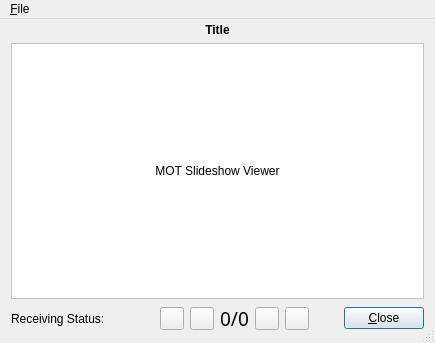
Qt form dream/src/GUI-QT/SlideShowViewer.ui (mmjee/dream-patched) before a commit.
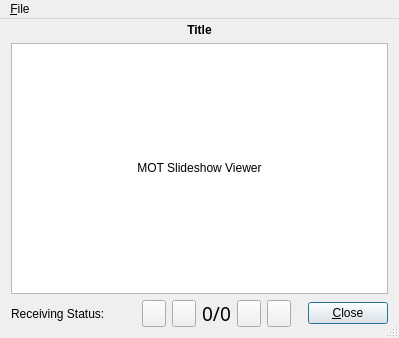
The same form after that commit. Icons and pictures are not drawn. Custom widgets are drawn as their Qt base class.

```diff
--- a/dream/src/GUI-QT/SlideShowViewer.ui
+++ b/dream/src/GUI-QT/SlideShowViewer.ui
@@ -6,8 +6,8 @@
    <rect>
     <x>0</x>
     <y>0</y>
-    <width>435</width>
-    <height>343</height>
+    <width>399</width>
+    <height>338</height>
    </rect>
   </property>
   <property name="windowTitle">
@@ -20,7 +20,7 @@
   <property name="sizeGripEnabled">
    <bool>true</bool>
   </property>
-  <layout class="QVBoxLayout" name="verticalLayout_2">
+  <layout class="QVBoxLayout" name="verticalLayout_3">
    <property name="spacing">
     <number>0</number>
    </property>
@@ -92,13 +92,34 @@
       </widget>
      </item>
      <item>
-      <widget class="QLabel" name="Image">
+      <widget class="QFrame" name="frame">
        <property name="sizePolicy">
         <sizepolicy hsizetype="Expanding" vsizetype="Expanding">
          <horstretch>0</horstretch>
          <verstretch>0</verstretch>
         </sizepolicy>
        </property>
+       <property name="frameShape">
+        <enum>QFrame::StyledPanel</enum>
+       </property>
+       <property name="frameShadow">
+        <enum>QFrame::Raised</enum>
+       </property>
+       <layout class="QVBoxLayout" name="verticalLayout_2">
+        <property name="spacing">
+         <number>0</number>
+        </property>
+        <property name="margin">
+         <number>0</number>
+        </property>
+        <item>
+         <widget class="QLabel" name="Image">
+          <property name="sizePolicy">
+           <sizepolicy hsizetype="Ignored" vsizetype="Ignored">
+            <horstretch>0</horstretch>
+            <verstretch>0</verstretch>
+           </sizepolicy>
+          </property>
        <property name="minimumSize">
         <size>
          <width>320</width>
@@ -111,14 +132,17 @@
          <height>240</height>
         </size>
        </property>
+          <property name="autoFillBackground">
+           <bool>false</bool>
+          </property>
        <property name="styleSheet">
         <string notr="true">background: white</string>
        </property>
-       <property name="frameShape">
-        <enum>QFrame::StyledPanel</enum>
-       </property>
        <property name="frameShadow">
-        <enum>QFrame::Sunken</enum>
+           <enum>QFrame::Plain</enum>
+          </property>
+          <property name="lineWidth">
+           <number>0</number>
        </property>
        <property name="text">
         <string>MOT Slideshow Viewer</string>
@@ -134,14 +158,11 @@
        </property>
       </widget>
      </item>
+       </layout>
+      </widget>
+     </item>
      <item>
-      <layout class="QHBoxLayout" name="_2">
-       <property name="spacing">
-        <number>6</number>
-       </property>
-       <property name="margin">
-        <number>0</number>
-       </property>
+      <layout class="QHBoxLayout" name="horizontalLayout">
        <item>
         <widget class="QLabel" name="TextLabel1">
          <property name="sizePolicy">
@@ -193,7 +214,7 @@
        <item>
         <widget class="QToolButton" name="ButtonJumpBegin">
          <property name="sizePolicy">
-          <sizepolicy hsizetype="Maximum" vsizetype="Maximum">
+          <sizepolicy hsizetype="Minimum" vsizetype="Minimum">
            <horstretch>0</horstretch>
            <verstretch>0</verstretch>
           </sizepolicy>
@@ -216,7 +237,7 @@
        <item>
         <widget class="QToolButton" name="ButtonStepBack">
          <property name="sizePolicy">
-          <sizepolicy hsizetype="Maximum" vsizetype="Maximum">
+          <sizepolicy hsizetype="Minimum" vsizetype="Minimum">
            <horstretch>0</horstretch>
            <verstretch>0</verstretch>
           </sizepolicy>
@@ -267,7 +288,7 @@
        <item>
         <widget class="QToolButton" name="ButtonStepForward">
          <property name="sizePolicy">
-          <sizepolicy hsizetype="Maximum" vsizetype="Maximum">
+          <sizepolicy hsizetype="Minimum" vsizetype="Minimum">
            <horstretch>0</horstretch>
            <verstretch>0</verstretch>
           </sizepolicy>
@@ -290,7 +311,7 @@
        <item>
         <widget class="QToolButton" name="ButtonJumpEnd">
          <property name="sizePolicy">
-          <sizepolicy hsizetype="Maximum" vsizetype="Maximum">
+          <sizepolicy hsizetype="Minimum" vsizetype="Minimum">
            <horstretch>0</horstretch>
            <verstretch>0</verstretch>
           </sizepolicy>
@@ -320,7 +341,7 @@
          </property>
          <property name="sizeHint" stdset="0">
           <size>
-           <width>20</width>
+           <width>18</width>
            <height>20</height>
           </size>
          </property>
```
Lines whose indentation alone changed are shown as unchanged.
